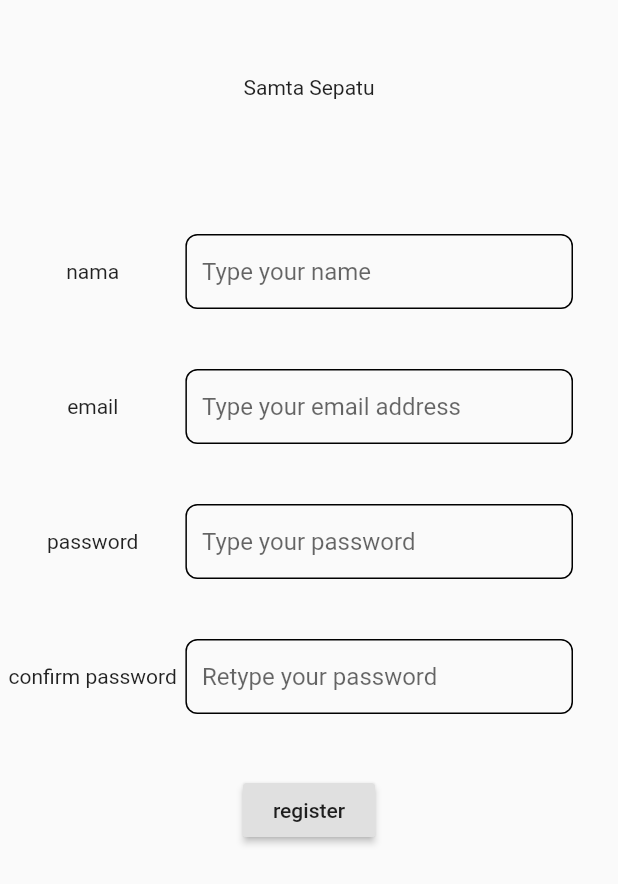
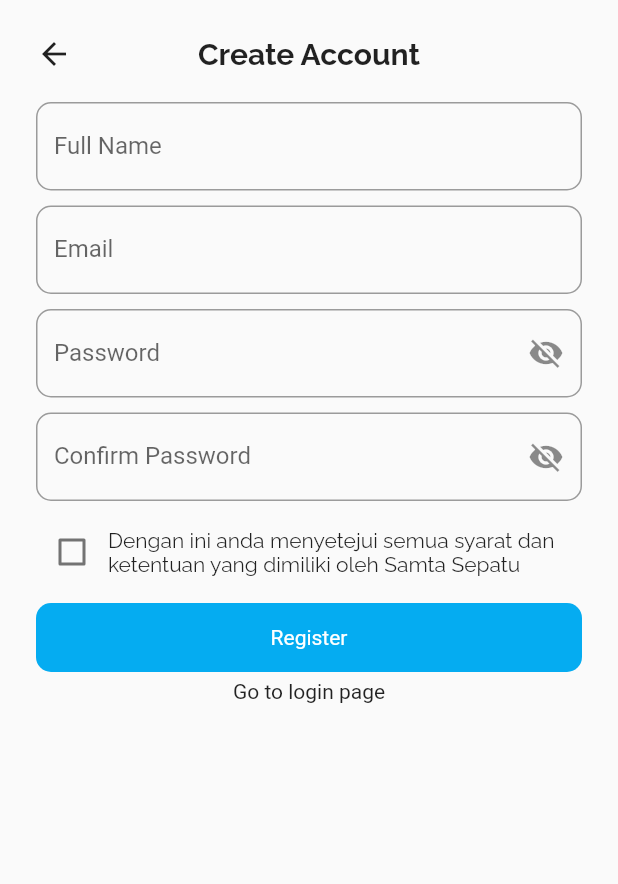
Before and after one commit to wikugw/Flutter-Samta-Sepatu, a Flutter app: the RegisterPage screen opened by its route, on a phone screen of 412 x 824 dp. Shown: the top 884 px of the screen. Run offline on Flutter 3.47's test engine with Material 2 defaults, Android fonts, the phone set to English and light mode, and no system bars; our stand-ins replace bloc, flushbar, flutter_bloc, flutter_spinkit, google_fonts; network calls fail.

Commit message:
polish page

```diff
--- /dev/null
+++ b/lib/model/models.dart
@@ -0,0 +1 @@
+part 'shoes_json.dart';
--- a/lib/shared/style_const.dart
+++ b/lib/shared/style_const.dart
@@ -1,9 +1,12 @@
 part of 'shareds.dart';
 
-
+/// List Theme Color
 Color mainColor = Color(0xFF05ACF1);
 Color accentColor = Color(0xFF34CBB0);
 
-
+/// List Font Theme
 TextStyle blackNumberFonts = GoogleFonts.openSans();
 TextStyle blackFonts = GoogleFonts.raleway();
+
+
+const double default_margin = 24;
--- a/lib/ui/pages/checkout_list_page.dart
+++ b/lib/ui/pages/checkout_list_page.dart
@@ -686,7 +686,9 @@ class _CheckoutListPageState extends State<CheckoutListPage> {
                         child: Container(
                           padding: EdgeInsets.only(right: 5),
                           child: RaisedButton(
-                            onPressed: () {},
+                            onPressed: () {
+                              Navigator.pushNamed(context, CheckoutDetailRoute);
+                            },
                             child: Text(
                               'Check Out'
                             ),
--- a/lib/ui/pages/login_page.dart
+++ b/lib/ui/pages/login_page.dart
@@ -21,7 +21,7 @@ class _LoginPageState extends State<LoginPage> {
           listener: (context, state) {
             // IF state is user loaded, go to next page
             if (state is UserLoaded) {
-              Navigator.pushReplacementNamed(context, ProductListRoute);
+              Navigator.pushNamed(context, ProductListRoute);
             } else if (state is UserError) {
               // If state is user error, show error message
               flushMessage(state.message.toString(), context);
--- a/lib/ui/pages/pages.dart
+++ b/lib/ui/pages/pages.dart
@@ -3,6 +3,7 @@ import 'package:flutter/material.dart';
 import 'package:flutter_bloc/flutter_bloc.dart';
 import 'package:flutter_spinkit/flutter_spinkit.dart';
 import 'package:samta_sepatu/bloc/userlogin_bloc.dart';
+import 'package:samta_sepatu/model/models.dart';
 import 'package:samta_sepatu/shared/shareds.dart';
 import 'package:samta_sepatu/ui/widgets/widgets.dart';
 
--- a/lib/ui/pages/register_page.dart
+++ b/lib/ui/pages/register_page.dart
@@ -6,6 +6,15 @@ class RegisterPage extends StatefulWidget {
 }
 
 class _RegisterPageState extends State<RegisterPage> {
+  TextEditingController cName = new TextEditingController();
+  TextEditingController cEmail = new TextEditingController();
+  TextEditingController cPassword = new TextEditingController();
+  TextEditingController cConfirmPassword = new TextEditingController();
+
+  bool isChecked = false;
+  bool isPasswordVisible = false;
+  bool isConfirmPasswordVisible = false;
+
   @override
   Widget build(BuildContext context) {
     return GestureDetector(
@@ -17,166 +26,134 @@ class _RegisterPageState extends State<RegisterPage> {
       },
       child: Scaffold(
         body: SafeArea(
-          child: Center(
+          child: SingleChildScrollView(
+            child: Padding(
+              padding: const EdgeInsets.all(default_margin),
               child: Column(
                 children: [
-              // --------------------------------------------- //
-              // Judul container                               //
-              // --------------------------------------------- //
-              Container(
-                  margin: EdgeInsets.fromLTRB(0, 50, 0, 70),
-                  child: Text('Samta Sepatu')),
-              // --------------------------------------------- //
-              // nama input container                         //
-              // --------------------------------------------- //
-              Container(
-                margin: EdgeInsets.symmetric(vertical: 20),
-                child: Row(
-                  mainAxisAlignment: MainAxisAlignment.center,
+                  Stack(
                     children: [
-                    Expanded(
-                      flex: 3,
-                      child: Center(child: Text('nama')),
+                      Align(
+                        alignment: Alignment.topLeft,
+                        child: InkWell(
+                            onTap: () {
+                              Navigator.pop(context);
+                            }, child: Icon(Icons.arrow_back)),
+                      ),
+                      Align(
+                        alignment: Alignment.topCenter,
+                        child: Text(
+                          "Create Account",
+                          style: blackFonts.copyWith(
+                              fontSize: 20, fontWeight: FontWeight.bold),
+                        ),
+                      )
+                    ],
+                  ),
+                  SizedBox(
+                    height: 20,
+                  ),
+                  TextFormField(
+                    controller: cName,
+                    decoration: InputDecoration(
+                        border: OutlineInputBorder(
+                            borderRadius: BorderRadius.circular(10)),
+                        labelText: "Full Name",
+                        hintText: "Full Name"),
+                  ),
+                  SizedBox(
+                    height: 10,
+                  ),
+                  TextFormField(
+                    controller: cEmail,
+                    decoration: InputDecoration(
+                        border: OutlineInputBorder(
+                            borderRadius: BorderRadius.circular(10)),
+                        labelText: "Email",
+                        hintText: "Email"),
+                  ),
+                  SizedBox(
+                    height: 10,
+                  ),
+                  TextFormField(
+                    controller: cPassword,
+                    obscureText: !isPasswordVisible,
+                    decoration: InputDecoration(
+                      suffixIcon: IconButton(
+                        icon: Icon(isPasswordVisible ? Icons.visibility : Icons.visibility_off),
+                        onPressed: (){
+                          setState(() {
+                            isPasswordVisible = !isPasswordVisible;
+                          });
+                        }
+                      ),
+                        border: OutlineInputBorder(
+                            borderRadius: BorderRadius.circular(10)),
+                        labelText: "Password",
+                        hintText: "Password"),
+                  ),
+                  SizedBox(
+                    height: 10,
+                  ),
+                  TextFormField(
+                    controller: cConfirmPassword,
+                    obscureText: !isConfirmPasswordVisible,
+                    decoration: InputDecoration(
+                      suffixIcon: IconButton(
+                        icon: Icon(isConfirmPasswordVisible ? Icons.visibility : Icons.visibility_off),
+                        onPressed: (){
+                          setState(() {
+                            isConfirmPasswordVisible = !isConfirmPasswordVisible;
+                          });
+                        }
+                      ),
+                        border: OutlineInputBorder(
+                            borderRadius: BorderRadius.circular(10)),
+                        labelText: "Confirm Password",
+                        hintText: "Confirm Password"),
+                  ),
+                  SizedBox(
+                    height: 10,
+                  ),
+                  Row(
+                    children: [
+                      Checkbox(
+                        value: isChecked,
+                        onChanged: (val) {
+                          setState(() {
+                            isChecked = val;
+                          });
+                        },
+                        checkColor: Colors.white,
+                        activeColor: mainColor,
                       ),
                       Expanded(
-                      flex: 7,
-                      child: Padding(
-                        padding: const EdgeInsets.only(right: 30),
-                        child: Container(
-                          padding: EdgeInsets.symmetric(horizontal: 10),
-                          decoration: BoxDecoration(
-                            borderRadius: BorderRadius.circular(8),
-                            border: Border.all(color: Colors.black),
+                          child: Text(
+                        "Dengan ini anda menyetejui semua syarat dan ketentuan yang dimiliki oleh Samta Sepatu",
+                        style: blackFonts,
+                        overflow: TextOverflow.clip,
+                      ))
+                    ],
                   ),
-                          child: TextField(
-                            decoration: InputDecoration(
-                                border: InputBorder.none,
-                                hintText: 'Type your name'),
+                  SizedBox(
+                    height: 10,
                   ),
+                  ButtonWidget(
+                    color: mainColor,
+                    title: "Register",
+                    onClickState: () {},
                   ),
+                  SizedBox(
+                    height: 5,
                   ),
+                  InkWell(
+                    onTap: () {},
+                    child: Text("Go to login page"),
                   ),
                 ],
               ),
             ),
-              // --------------------------------------------- //
-              // email input container                         //
-              // --------------------------------------------- //
-              Container(
-                margin: EdgeInsets.symmetric(vertical: 20),
-                child: Row(
-                  mainAxisAlignment: MainAxisAlignment.center,
-                  children: [
-                    Expanded(
-                      flex: 3,
-                      child: Center(child: Text('email')),
           ),
-                    Expanded(
-                      flex: 7,
-                      child: Padding(
-                        padding: const EdgeInsets.only(right: 30),
-                        child: Container(
-                          padding: EdgeInsets.symmetric(horizontal: 10),
-                          decoration: BoxDecoration(
-                            borderRadius: BorderRadius.circular(8),
-                            border: Border.all(color: Colors.black),
-                          ),
-                          child: TextField(
-                            decoration: InputDecoration(
-                                border: InputBorder.none,
-                                hintText: 'Type your email address'),
-                          ),
-                        ),
-                      ),
-                    ),
-                  ],
-                ),
-              ),
-              // --------------------------------------------- //
-              // password input container                      //
-              // --------------------------------------------- //
-              Container(
-                margin: EdgeInsets.symmetric(vertical: 20),
-                child: Row(
-                  mainAxisAlignment: MainAxisAlignment.center,
-                  children: [
-                    Expanded(
-                      flex: 3,
-                      child: Center(child: Text('password')),
-                    ),
-                    Expanded(
-                      flex: 7,
-                      child: Padding(
-                        padding: const EdgeInsets.only(right: 30),
-                        child: Container(
-                          padding: EdgeInsets.symmetric(horizontal: 10),
-                          decoration: BoxDecoration(
-                            borderRadius: BorderRadius.circular(8),
-                            border: Border.all(color: Colors.black),
-                          ),
-                          child: TextField(
-                            obscureText: true,
-                            decoration: InputDecoration(
-                                border: InputBorder.none,
-                                hintText: 'Type your password'),
-                          ),
-                        ),
-                      ),
-                    ),
-                  ],
-                ),
-              ),
-              // --------------------------------------------- //
-              // password confirm input container              //
-              // --------------------------------------------- //
-              Container(
-                margin: EdgeInsets.symmetric(vertical: 20),
-                child: Row(
-                  children: [
-                    Expanded(
-                      flex: 3,
-                      child: Container(
-                          child: Text(
-                        'confirm password',
-                        textAlign: TextAlign.center,
-                      )),
-                    ),
-                    Expanded(
-                      flex: 7,
-                      child: Padding(
-                        padding: const EdgeInsets.only(right: 30),
-                        child: Container(
-                          padding: EdgeInsets.symmetric(horizontal: 10),
-                          decoration: BoxDecoration(
-                            borderRadius: BorderRadius.circular(8),
-                            border: Border.all(color: Colors.black),
-                          ),
-                          child: TextField(
-                            obscureText: true,
-                            decoration: InputDecoration(
-                                border: InputBorder.none,
-                                hintText: 'Retype your password'),
-                          ),
-                        ),
-                      ),
-                    ),
-                  ],
-                ),
-              ),
-              // --------------------------------------------- //
-              // register button container                     //
-              // --------------------------------------------- //
-              Container(
-                margin: EdgeInsets.symmetric(vertical: 20),
-                child: Center(
-                  child: RaisedButton(
-                    onPressed: () {},
-                    child: Text('register'),
-                  ),
-                ),
-              ),
-            ],
-          )),
         ),
       ),
     );
--- a/pubspec.yaml
+++ b/pubspec.yaml
@@ -50,9 +50,8 @@ flutter:
   uses-material-design: true
 
   # To add assets to your application, add an assets section, like this:
-  # assets:
-  #   - images/a_dot_burr.jpeg
-  #   - images/a_dot_ham.jpeg
+  assets:
+    - assets/
 
   # An image asset can refer to one or more resolution-specific "variants", see
   # https://flutter.dev/assets-and-images/#resolution-aware.
```
Also changed, not shown: lib/model/shoes_json.dart (added, +40 -0 lines), lib/ui/pages/product_detail_page.dart (+5 -5 lines), lib/ui/pages/product_list_page.dart (+46 -26 lines), lib/ui/widgets/product_card.dart (+47 -13 lines), assets/shoes_default.png (added). Lines whose indentation alone changed are shown as unchanged.
